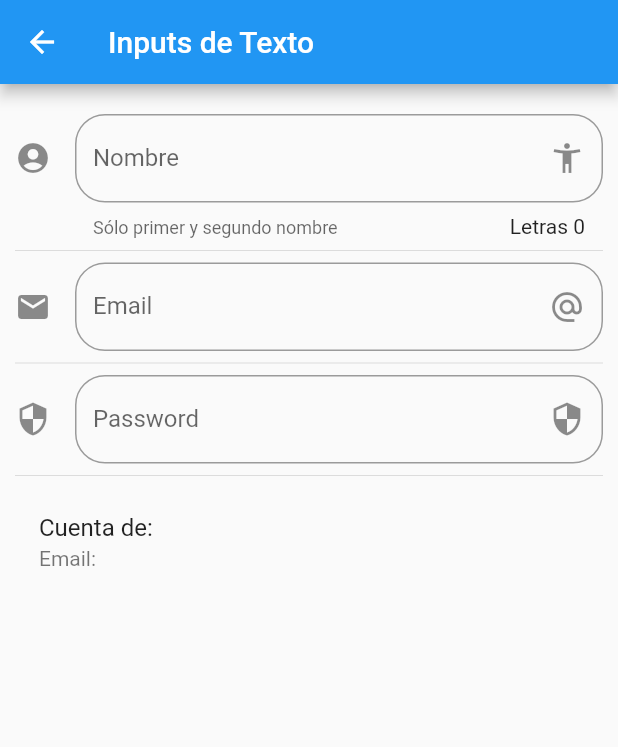
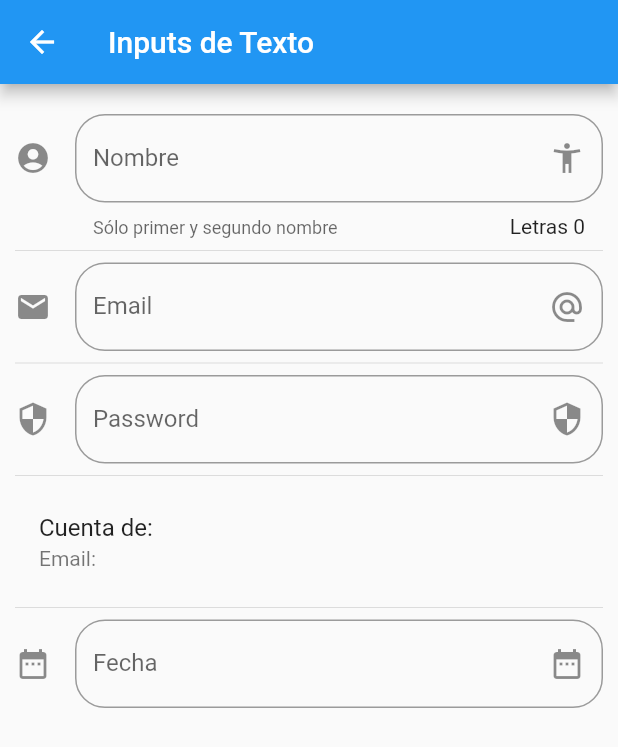
Before and after one commit to martinhash/flutterapp, a Flutter app: the InputPage screen opened by its route, on a phone screen of 412 x 824 dp. Shown: the top 747 px of the screen. Run offline on Flutter 3.47's test engine with Material 2 defaults, Android fonts, the phone set to English and light mode, and no system bars.

Commit message:
feat(inputs)datepicker

```diff
--- a/lib/src/pages/input_page.dart
+++ b/lib/src/pages/input_page.dart
@@ -9,7 +9,9 @@ class _InputPageState extends State<InputPage> {
 
   String _nombre    = '';
   String _email     = '';
-  String _password  = '';
+  String _fecha     = '';
+
+  TextEditingController _inputFileDateController = new TextEditingController();
 
   @override
   Widget build(BuildContext context) {
@@ -27,6 +29,8 @@ class _InputPageState extends State<InputPage> {
           _crearPassword(),
           Divider(),
           _crearPersona(),
+          Divider(),
+          _crearFecha(context)
           ],
         ),
     );
@@ -55,7 +59,6 @@ class _InputPageState extends State<InputPage> {
 
   }
 
-
   Widget _crearEmail() {
     return TextField(
       keyboardType: TextInputType.emailAddress,
@@ -76,7 +79,6 @@ class _InputPageState extends State<InputPage> {
     );
   }
 
-
   Widget _crearPassword() {
      return TextField(
       obscureText: true,
@@ -89,12 +91,45 @@ class _InputPageState extends State<InputPage> {
         suffixIcon: Icon(Icons.security),
         icon: Icon(Icons.security)
       ),
-      onChanged: (valor){
-        setState(() {
-        _password = valor;
-        });
+      onChanged: (valor){},
+    );
+  }
+
+  Widget _crearFecha(BuildContext context) {
+     return TextField(
+      enableInteractiveSelection: false,
+      controller: _inputFileDateController,
+      decoration: InputDecoration(
+        border: OutlineInputBorder(
+          borderRadius: BorderRadius.circular(20.0)
+        ),
+        hintText: 'Fecha de Nacimiento',
+        labelText: 'Fecha',
+        suffixIcon: Icon(Icons.date_range),
+        icon: Icon(Icons.date_range)
+      ),
+      onTap: (){
+
+        FocusScope.of(context).requestFocus(new FocusNode());
+        _selectDate(context);
       },
     );
+  }
+
+  _selectDate(BuildContext context) async {
+    DateTime picked = await showDatePicker(
+      context: context,
+      initialDate: new DateTime.now(),
+      firstDate: new DateTime(2018),
+      lastDate: new DateTime(2025),
+      );
+
+      if(picked != null){
+        setState(() {
+          _fecha = picked.toString();
+          _inputFileDateController.text = _fecha;
+        });
+      }
   }
 
 
@@ -111,4 +146,5 @@ class _InputPageState extends State<InputPage> {
 
   }
 
+
 }
```
